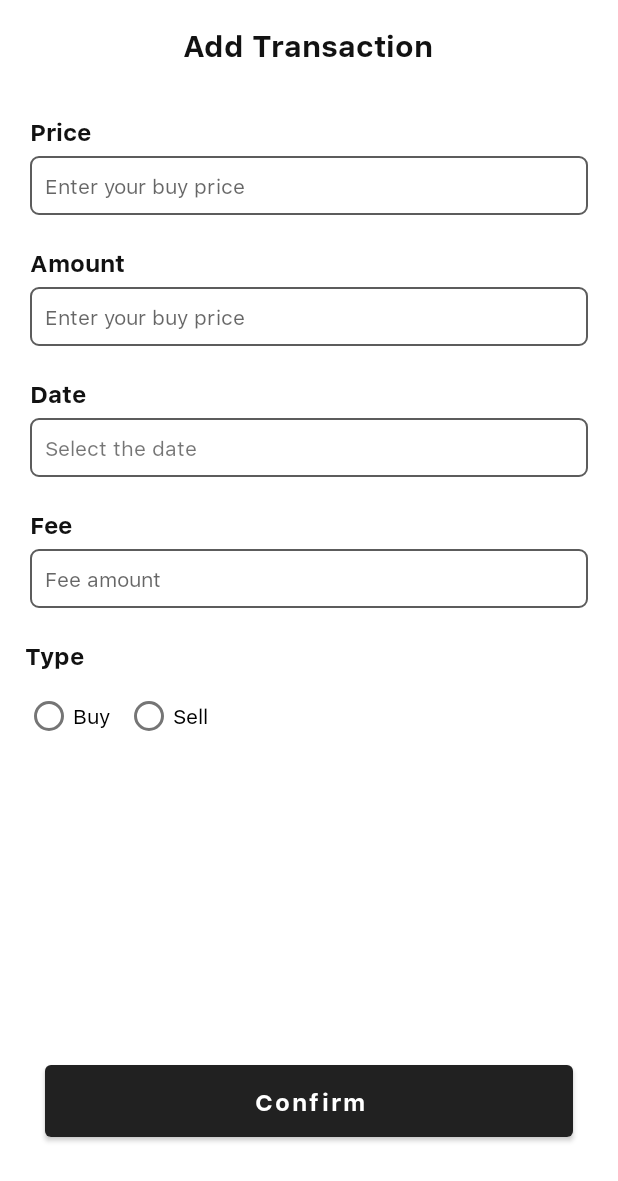
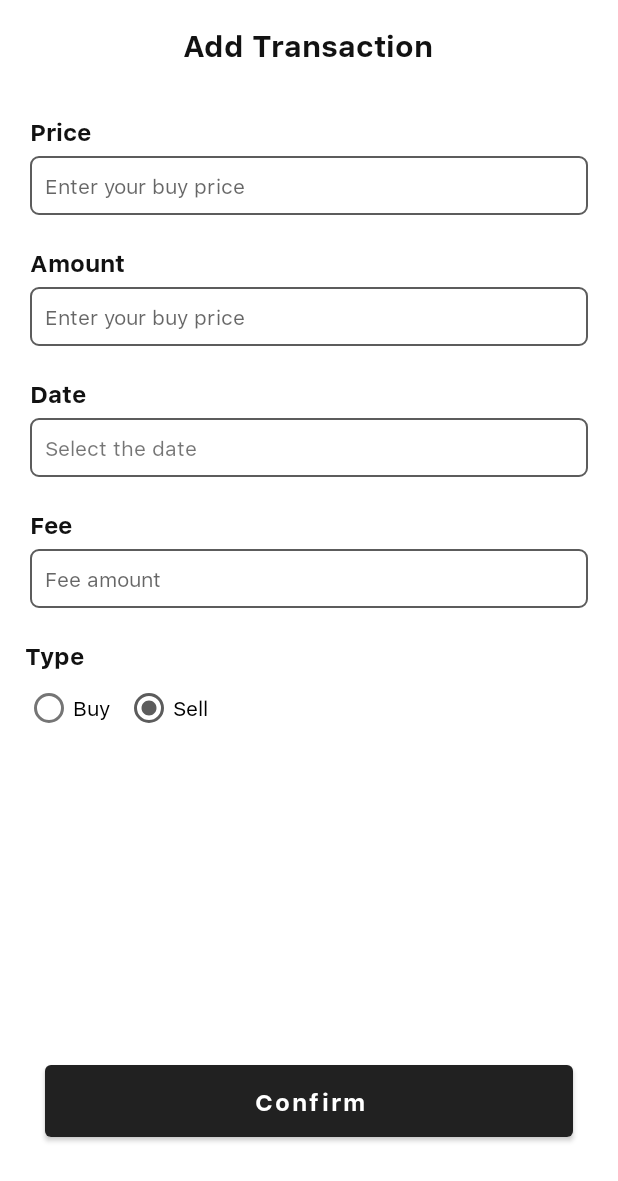
Before and after one commit to pangsitmie/Tucope, an Android app: the AddTransaction screen opened directly, with no data from a screen before it, after a tap on "Confirm", on a phone screen of 412 x 824 dp. Shown: the top 1181 px of the screen. Run offline under Robolectric (Android 15) with nearby library versions, the phone set to English and light mode, and no system bars; our stand-ins replace Firebase (no records; nobody signed in at launch, a user with empty details on screens opened directly); 10 statements that could not run were skipped; 3 other taps on this screen came first.

Commit message:
add transaction crypto fully working

```diff
--- a/MyPortfolio/app/src/main/java/com/roundbytes/myportfolio/activity/AddTransaction.java
+++ b/MyPortfolio/app/src/main/java/com/roundbytes/myportfolio/activity/AddTransaction.java
@@ -13,7 +13,10 @@ import android.view.View;
 import android.widget.Button;
 import android.widget.DatePicker;
 import android.widget.EditText;
+import android.widget.RadioButton;
+import android.widget.RadioGroup;
 import android.widget.TextView;
+import android.widget.Toast;
 
 import com.google.firebase.database.DataSnapshot;
 import com.google.firebase.database.DatabaseError;
@@ -30,6 +33,8 @@ import java.util.Calendar;
 public class AddTransaction extends AppCompatActivity {
     TextView editDate;
     EditText editPrice, editAmount, editFee;
+    RadioGroup radioGroup;
+    RadioButton radioButton;
     Button confirmBtn;
     String date;
     private DatePickerDialog.OnDateSetListener mDateSetListener;
@@ -75,6 +80,7 @@ public class AddTransaction extends AppCompatActivity {
         confirmBtn = findViewById(R.id.btnConfirm);
         editDate = findViewById(R.id.editDate);
         editFee = findViewById(R.id.editFee);
+        radioGroup = findViewById(R.id.radioGroup);
 
         //TOTAL CRYPTO BUY VALUE INITIALIZTION
         database = FirebaseDatabase.getInstance();
@@ -179,7 +185,12 @@ public class AddTransaction extends AppCompatActivity {
                 double price =  Double.parseDouble(editPrice.getText().toString());
                 double amount =  Double.parseDouble(editAmount.getText().toString());
                 double fee = Double.parseDouble(editFee.getText().toString())/100;//dalam percent
-                String type ="Buy";
+
+                //radio button
+                int radioId = radioGroup.getCheckedRadioButtonId();
+                radioButton = findViewById(radioId);
+                String type = radioButton.getText().toString();
+
                 double valueBeforeFee = price*amount;
                 double valueAfterFee = (1-fee)*valueBeforeFee;
 
@@ -193,17 +204,19 @@ public class AddTransaction extends AppCompatActivity {
                 }else{//kalau crypto
                     //NEW TRANSACTION CLASS
                     CryptosTransactions cryptosTransactions = new CryptosTransactions(price,amount,date,type,fee,valueBeforeFee,valueAfterFee,0);
-
-                    //NEW TOTAL BUY VALUE
-                    double newTotalBuyValue = totalBuyVal+(price*amount);
-                    totalBuyValRef.setValue(newTotalBuyValue);
-
                     //INSERT NEW TRANSACTION
                     transactionRef.child(String.valueOf(maxid+1)).setValue(cryptosTransactions);//add new transaction with maxid + 1 as autoincrement
-                    //--------------------ADD AMOUNT--------------------
-                    amountRef.setValue(amount+amountDB);
-                    //--------------------ADD SUB TOTAL BUY VALUE--------------------
-                    subTotalBuyValueRef.setValue(subTotalBuyValue+(price*amount));
+
+                    //BUY OR SELL TYPE
+                    if(type.equals("Buy")){
+                        totalBuyValRef.setValue(totalBuyVal+(price*amount));
+                        amountRef.setValue(amountDB+amount);//ADD AMOUNT
+                        subTotalBuyValueRef.setValue(subTotalBuyValue+(price*amount));
+                    }else{
+                        totalBuyValRef.setValue(totalBuyVal-(price*amount));
+                        amountRef.setValue(amountDB-amount);//ADD AMOUNT
+                        subTotalBuyValueRef.setValue(subTotalBuyValue-(price*amount));//SUBTOTAL BUY VALUE
+                    }
                 }
             }
         });
@@ -220,4 +233,10 @@ public class AddTransaction extends AppCompatActivity {
         };
     }
 
+    //FUNCTIONS
+    public void checkButton(View v){
+        int radioId = radioGroup.getCheckedRadioButtonId();
+        radioButton = findViewById(radioId);
+    }
+
 }
--- a/MyPortfolio/app/src/main/res/layout/activity_add_transaction.xml
+++ b/MyPortfolio/app/src/main/res/layout/activity_add_transaction.xml
@@ -154,26 +154,31 @@
         app:layout_constraintStart_toStartOf="@+id/feeTxt"
         app:layout_constraintTop_toBottomOf="@+id/editFee" />
 
-    <RadioButton
-        android:id="@+id/radioButton"
+
+    <RadioGroup
+        android:id="@+id/radioGroup"
         android:layout_width="wrap_content"
         android:layout_height="wrap_content"
-        android:layout_marginTop="5dp"
-        android:text="Buy"
-        app:layout_constraintEnd_toEndOf="@+id/typeTxt"
-        app:layout_constraintHorizontal_bias="0.0"
         app:layout_constraintStart_toStartOf="@+id/typeTxt"
-        app:layout_constraintTop_toBottomOf="@+id/typeTxt" />
+        app:layout_constraintTop_toBottomOf="@+id/typeTxt"
+        android:orientation="horizontal">
 
-    <RadioButton
-        android:id="@+id/radioButton2"
-        android:layout_width="wrap_content"
-        android:layout_height="wrap_content"
-        android:layout_marginStart="10dp"
-        android:text="Sell"
-        app:layout_constraintBottom_toBottomOf="@+id/radioButton"
-        app:layout_constraintStart_toEndOf="@+id/radioButton"
-        app:layout_constraintTop_toTopOf="@+id/radioButton" />
+            <RadioButton
+                android:id="@+id/rbBuy"
+                android:layout_width="wrap_content"
+                android:layout_height="wrap_content"
+                android:text="Buy"
+                android:onClick="checkButton"/>
+
+            <RadioButton
+                android:id="@+id/rSell"
+                android:layout_width="wrap_content"
+                android:layout_height="wrap_content"
+                android:layout_marginStart="10dp"
+                android:text="Sell"
+                android:layout_toRightOf="@+id/rbBuy"
+                android:onClick="checkButton"/>
+    </RadioGroup>
 
     <Button
         android:id="@+id/btnConfirm"
```
